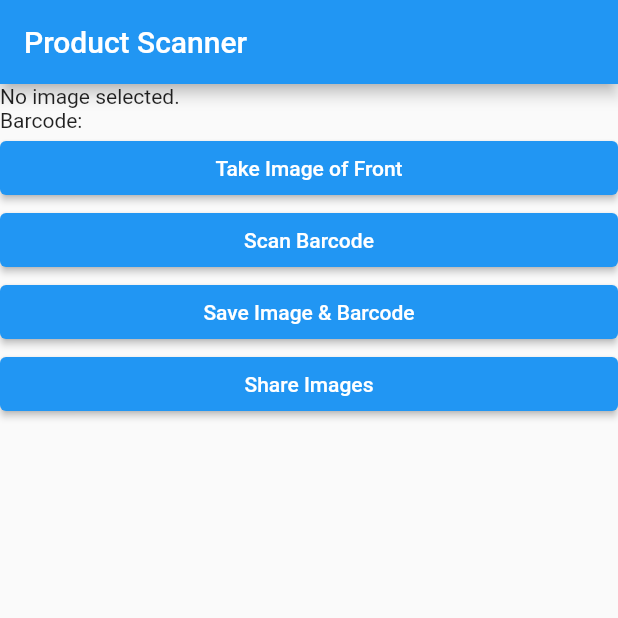
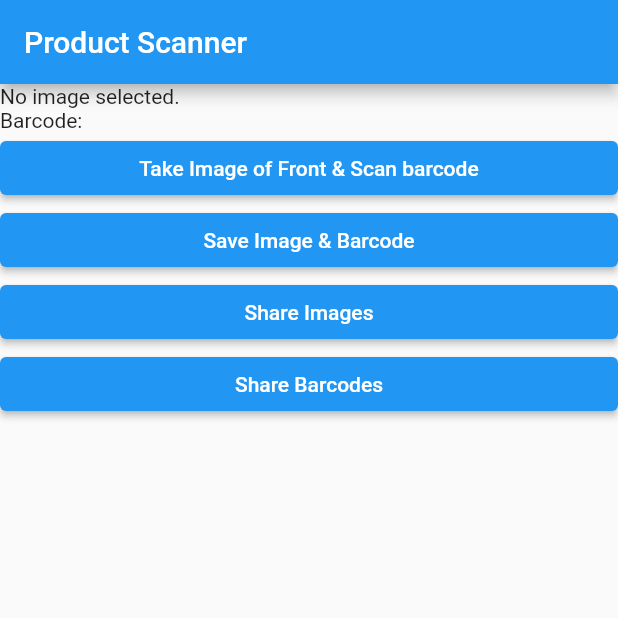
Before and after one commit to asuhag/SnapScan, a Flutter app: the screen it shows after launch, after a tap on "Save Image & Barcode", on a phone screen of 412 x 824 dp, the top half of it. Run offline on Flutter 3.47's test engine with Material 2 defaults, Android fonts, the phone set to English and light mode, and no system bars; our stand-ins replace flutter_image_compress, image_gallery_saver, image_picker, permission_handler, sqflite; missing offline and left inert: barcode_scan2, share_extend; accounts and stored records are empty.

Commit message:
MVP:Take image, scan barcode and share data

```diff
--- a/lib/main.dart
+++ b/lib/main.dart
@@ -8,6 +8,7 @@ import 'package:permission_handler/permission_handler.dart';
 import 'package:image_gallery_saver/image_gallery_saver.dart';
 import 'package:path/path.dart';
 import 'package:share_extend/share_extend.dart';
+import 'package:sqflite/sqflite.dart';
 
 void main() {
   runApp(MyApp());
@@ -32,11 +33,34 @@ class _HomePageState extends State<HomePage> {
   File? imageFile;
   final picker = ImagePicker();
 
-  Future getImage() async {
+  // Database reference
+  late Database db;
+
+  @override
+  void initState() {
+    super.initState();
+    initDb();
+  }
+
+  Future<void> initDb() async {
+    var databasesPath = await getDatabasesPath();
+    String path = join(databasesPath, 'app_database.db');
+    db = await openDatabase(path, version: 1,
+        onCreate: (Database db, int version) async {
+      await db.execute(
+        'CREATE TABLE Images (id INTEGER PRIMARY KEY, image TEXT, barcode TEXT)',
+      );
+    });
+  }
+
+  Future getImageAndScan() async {
     final pickedFile = await picker.pickImage(source: ImageSource.camera);
 
     if (pickedFile != null) {
       imageFile = File(pickedFile.path);
+      // Add delay before scanning
+      await Future.delayed(const Duration(seconds: 1));
+      await scan();
       setState(() {});
     } else {
       print('No image selected.');
@@ -70,6 +94,8 @@ class _HomePageState extends State<HomePage> {
 
         // Save compressed image to gallery
         final result = await ImageGallerySaver.saveFile(compressedImage.path);
+        await db.insert(
+            'Images', {'image': result['filePath'], 'barcode': barcode});
         print('Image saved to gallery: $result');
       } else {
         print('Failed to compress image');
@@ -100,6 +126,25 @@ class _HomePageState extends State<HomePage> {
     }
   }
 
+  Future shareBarcodes() async {
+    List<Map> list = await db.rawQuery('SELECT * FROM Images');
+    List<String> barcodes = [];
+    for (var item in list) {
+      barcodes.add(item['barcode']);
+    }
+
+    if (barcodes.isNotEmpty) {
+      final directory = await getApplicationDocumentsDirectory();
+      final path = directory.path;
+      final barcodeFile = File('$path/barcodes.txt');
+      await barcodeFile.writeAsString(barcodes.join('\n'));
+
+      ShareExtend.share(barcodeFile.path, "file");
+    } else {
+      print('No barcodes found');
+    }
+  }
+
   @override
   Widget build(BuildContext context) {
     return Scaffold(
@@ -114,12 +159,8 @@ class _HomePageState extends State<HomePage> {
                 : Text('No image selected.'),
             Text('Barcode: $barcode'),
             ElevatedButton(
-              onPressed: getImage,
-              child: Text('Take Image of Front'),
-            ),
-            ElevatedButton(
-              onPressed: scan,
-              child: Text('Scan Barcode'),
+              onPressed: getImageAndScan,
+              child: Text('Take Image of Front & Scan barcode'),
             ),
             ElevatedButton(
               onPressed: saveImageAndBarcode,
@@ -129,6 +170,10 @@ class _HomePageState extends State<HomePage> {
               onPressed: shareImages,
               child: Text('Share Images'),
             ),
+            ElevatedButton(
+              onPressed: shareBarcodes,
+              child: Text('Share Barcodes'),
+            ),
           ],
         ),
       ),
--- a/pubspec.yaml
+++ b/pubspec.yaml
@@ -38,6 +38,7 @@ dependencies:
   gallery_saver: ^2.3.2
   flutter_image_compress: ^2.0.3
   share_extend: ^2.0.0
+  sqflite: ^2.2.8+4
 
 
   # The following adds the Cupertino Icons font to your application.
```
Also changed, not shown: pubspec.lock, 1 other file.
